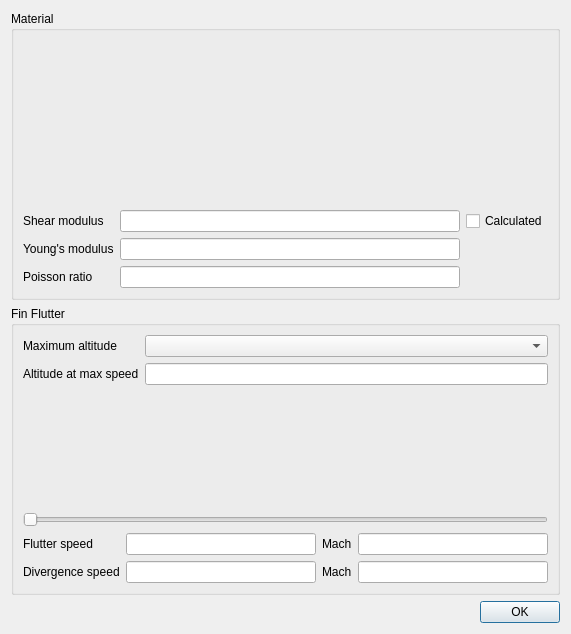
This is Ui/DialogFinFlutter.ui in davesrocketshop/Rocket as Qt 5 draws it before an edit. The edited form follows.
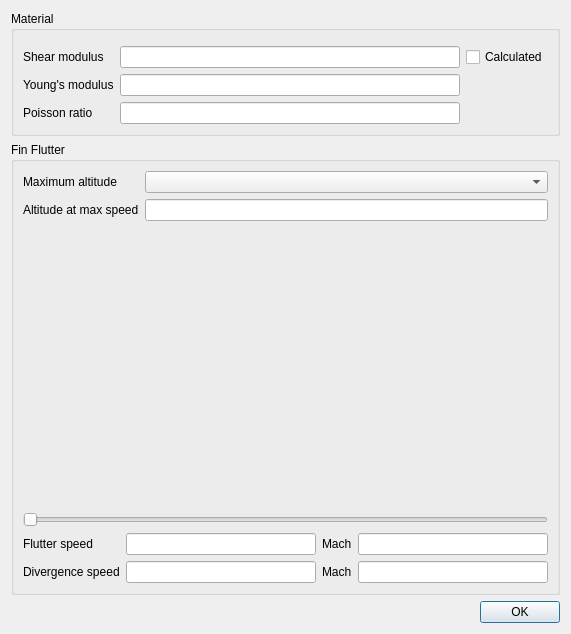
This is the edited form. Custom widgets are drawn as their Qt base class.

```diff
--- a/Ui/DialogFinFlutter.ui
+++ b/Ui/DialogFinFlutter.ui
@@ -27,7 +27,14 @@
      </property>
      <layout class="QVBoxLayout" name="verticalLayout_2">
       <item>
-       <widget class="QWidget" name="materialTreeWidget" native="true"/>
+       <widget class="QWidget" name="materialTreeWidget" native="true">
+        <property name="sizePolicy">
+         <sizepolicy hsizetype="MinimumExpanding" vsizetype="Minimum">
+          <horstretch>0</horstretch>
+          <verstretch>0</verstretch>
+         </sizepolicy>
+        </property>
+       </widget>
       </item>
       <item>
        <layout class="QGridLayout" name="gridLayout">
@@ -87,6 +94,12 @@
    </item>
    <item>
     <widget class="QGroupBox" name="flutterGroup">
+     <property name="sizePolicy">
+      <sizepolicy hsizetype="MinimumExpanding" vsizetype="MinimumExpanding">
+       <horstretch>0</horstretch>
+       <verstretch>0</verstretch>
+      </sizepolicy>
+     </property>
      <property name="title">
       <string>Fin Flutter</string>
      </property>
@@ -120,7 +133,14 @@
        </layout>
       </item>
       <item>
-       <widget class="QWidget" name="widgetGraph" native="true"/>
+       <widget class="QWidget" name="widgetGraph" native="true">
+        <property name="sizePolicy">
+         <sizepolicy hsizetype="MinimumExpanding" vsizetype="MinimumExpanding">
+          <horstretch>0</horstretch>
+          <verstretch>0</verstretch>
+         </sizepolicy>
+        </property>
+       </widget>
       </item>
       <item>
        <layout class="QHBoxLayout" name="horizontalLayout">
```
Left out of the diff: 4 changed lines with no effect on the pictures.
